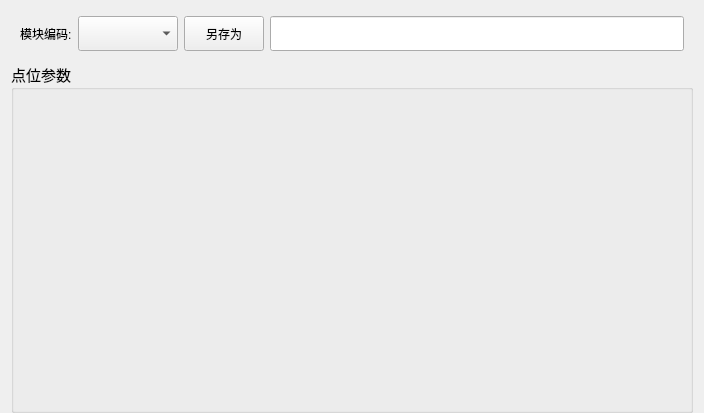
IPX-192/haoen, file VISFrameView_AirtightDevice/Plugins/PluginProductSet/WidgetRecipeMotor.ui: the form before one commit.
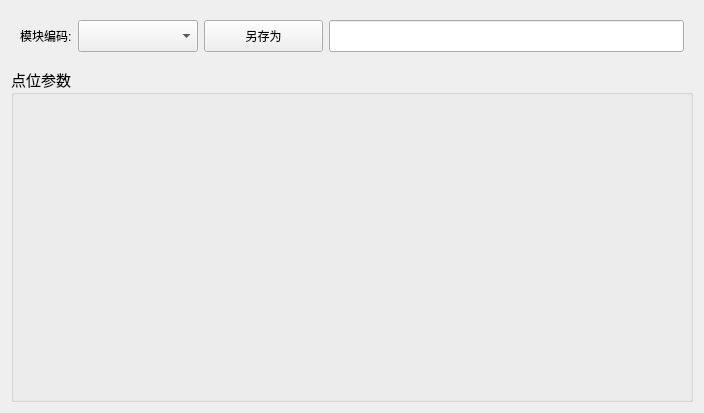
The form after the commit.

The edit to the form file:
```diff
--- a/VISFrameView_AirtightDevice/Plugins/PluginProductSet/WidgetRecipeMotor.ui
+++ b/VISFrameView_AirtightDevice/Plugins/PluginProductSet/WidgetRecipeMotor.ui
@@ -13,11 +13,8 @@
   <property name="windowTitle">
    <string>Form</string>
   </property>
-  <layout class="QGridLayout" name="gridLayout_4">
-   <property name="bottomMargin">
-    <number>0</number>
-   </property>
-   <item row="0" column="0">
+  <layout class="QVBoxLayout" name="verticalLayout">
+   <item>
     <widget class="QWidget" name="widget_recipe" native="true">
      <property name="sizePolicy">
       <sizepolicy hsizetype="Preferred" vsizetype="Fixed">
@@ -34,41 +31,25 @@
      <property name="maximumSize">
       <size>
        <width>16777215</width>
-       <height>45</height>
+       <height>50</height>
       </size>
      </property>
-     <layout class="QGridLayout" name="gridLayout">
-      <property name="topMargin">
-       <number>3</number>
-      </property>
-      <property name="bottomMargin">
-       <number>3</number>
-      </property>
-      <item row="0" column="0">
+     <layout class="QHBoxLayout" name="horizontalLayout_4" stretch="0,1">
+      <item>
+       <layout class="QHBoxLayout" name="horizontalLayout_3" stretch="1,3">
+        <item>
        <widget class="QLabel" name="label_3">
-        <property name="minimumSize">
-         <size>
-          <width>0</width>
-          <height>35</height>
-         </size>
-        </property>
         <property name="text">
          <string>模块编码:</string>
         </property>
        </widget>
       </item>
-      <item row="0" column="1">
+        <item>
        <widget class="QComboBox" name="comboBox_Recipe">
         <property name="minimumSize">
          <size>
-          <width>100</width>
-          <height>35</height>
-         </size>
-        </property>
-        <property name="maximumSize">
-         <size>
-          <width>16777215</width>
-          <height>35</height>
+            <width>120</width>
+            <height>0</height>
          </size>
         </property>
         <property name="styleSheet">
@@ -76,52 +57,46 @@
         </property>
        </widget>
       </item>
-      <item row="0" column="2">
+       </layout>
+      </item>
+      <item>
+       <layout class="QHBoxLayout" name="horizontalLayout_5" stretch="1,3">
+        <item>
        <widget class="QPushButton" name="btnSave">
-        <property name="minimumSize">
-         <size>
-          <width>0</width>
-          <height>35</height>
-         </size>
-        </property>
-        <property name="maximumSize">
-         <size>
-          <width>16777215</width>
-          <height>35</height>
-         </size>
+          <property name="sizePolicy">
+           <sizepolicy hsizetype="Minimum" vsizetype="Preferred">
+            <horstretch>0</horstretch>
+            <verstretch>0</verstretch>
+           </sizepolicy>
         </property>
         <property name="text">
          <string>另存为</string>
         </property>
        </widget>
       </item>
-      <item row="0" column="3">
+        <item>
        <widget class="QLineEdit" name="lineEdit">
+          <property name="sizePolicy">
+           <sizepolicy hsizetype="Expanding" vsizetype="Preferred">
+            <horstretch>0</horstretch>
+            <verstretch>0</verstretch>
+           </sizepolicy>
+          </property>
         <property name="minimumSize">
          <size>
           <width>0</width>
-          <height>35</height>
+            <height>25</height>
          </size>
         </property>
        </widget>
       </item>
      </layout>
+      </item>
+     </layout>
     </widget>
    </item>
-   <item row="1" column="0">
+   <item>
     <widget class="QGroupBox" name="groupBox">
-     <property name="minimumSize">
-      <size>
-       <width>0</width>
-       <height>0</height>
-      </size>
-     </property>
-     <property name="maximumSize">
-      <size>
-       <width>16777215</width>
-       <height>16777215</height>
-      </size>
-     </property>
      <property name="font">
       <font>
        <family>Agency FB</family>
@@ -131,11 +106,7 @@
      <property name="title">
       <string>点位参数</string>
      </property>
-     <layout class="QGridLayout" name="gridLayout_3">
-      <item row="0" column="0">
-       <layout class="QGridLayout" name="gridLayout_2"/>
-      </item>
-     </layout>
+     <layout class="QVBoxLayout" name="verticalLayout_2"/>
     </widget>
    </item>
   </layout>
```
Lines whose indentation alone changed are shown as unchanged.
